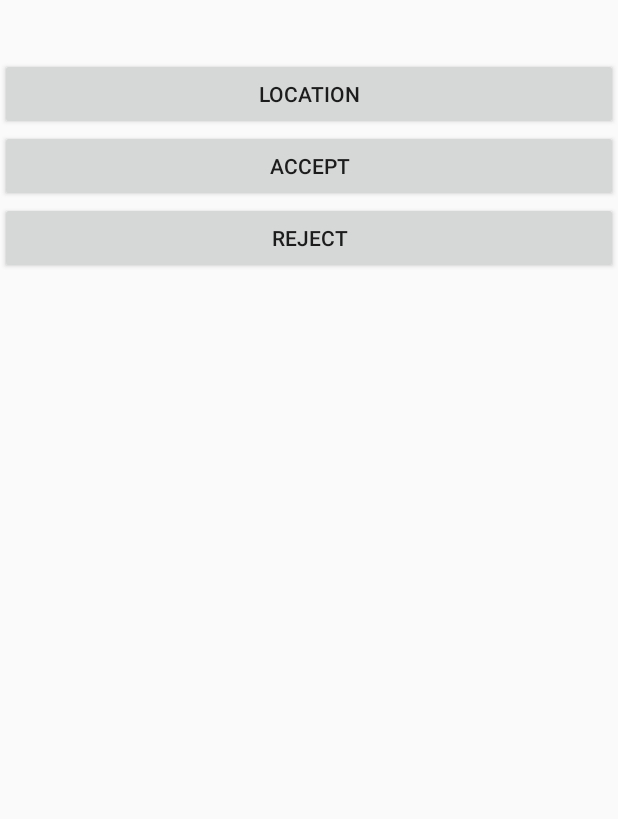
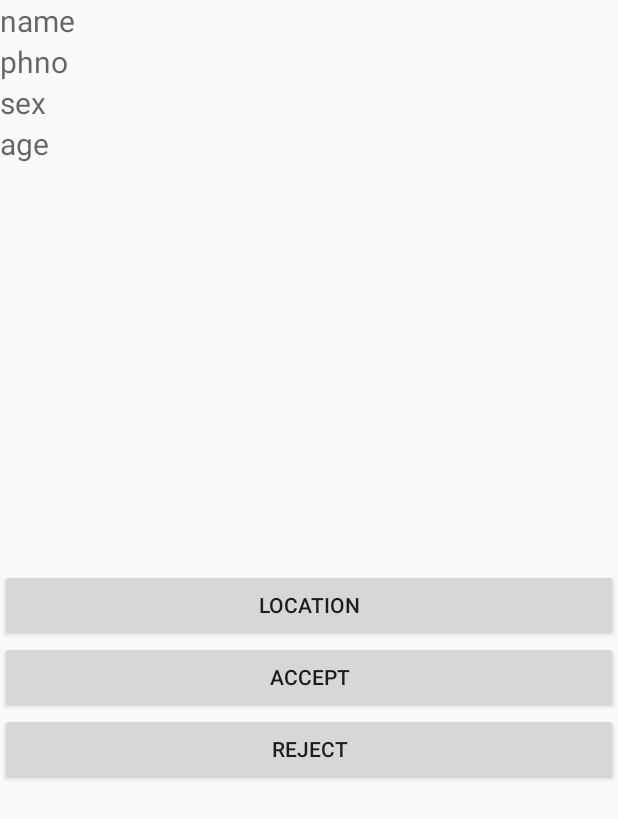
Before and after one commit to arun95123/HelpMe, an Android app: the Notification screen opened directly, with no data from a screen before it, on a phone screen of 412 x 824 dp. Shown: the top 819 px of the screen. Run offline under Robolectric (Android 15) with nearby library versions, the phone set to English and light mode, and no system bars.

Commit message:
final ui changes

```diff
--- a/app/src/main/java/in/helpme/helpme/Login.java
+++ b/app/src/main/java/in/helpme/helpme/Login.java
@@ -34,6 +34,7 @@ public class Login extends AppCompatActivity {
     static String Role = "";
     static String Age = "";
     static String Helpline = "";
+    static String EmergencyNumber = "";
     final String loginurl = "http://54.200.231.130:3004/login";
 
 
@@ -59,6 +60,7 @@ public class Login extends AppCompatActivity {
             Role = pref.getString("role", null);
             Age = pref.getString("age", null);
             Token=pref.getString("token",null);
+            EmergencyNumber=pref.getString("emergencynumber",null);
 
             Helpline=pref.getString("helpline",null);
             Intent i = new Intent(Login.this, MainActivity.class);
@@ -115,6 +117,7 @@ public class Login extends AppCompatActivity {
                                 Age = jsonobject.getString("age");
                                 Token=jsonobject.getString("token");
                                 Helpline=jsonobject.getString("helpline");
+                                EmergencyNumber=jsonobject.getString("emergencynumber");
 
                                 editor.putString("username", Username);
                                 editor.putString("name", Name);
@@ -124,6 +127,7 @@ public class Login extends AppCompatActivity {
                                 editor.putString("age", Age);
                                 editor.putString("token", Token);
                                 editor.putString("helpline", Helpline);
+                                editor.putString("emergencynumber", EmergencyNumber);
 
                                 editor.putString("isloggedin", "true");
                                 editor.commit();
--- a/app/src/main/java/in/helpme/helpme/MainActivity.java
+++ b/app/src/main/java/in/helpme/helpme/MainActivity.java
@@ -66,7 +66,7 @@ public class MainActivity extends AppCompatActivity implements
 
 
     static String  name,n,ph,sex,a,r;
-    static String phone;
+    static String phone,s,age;
     static String emergency_id;
     static String lat ;
     static String lon;
@@ -121,6 +121,8 @@ public class MainActivity extends AppCompatActivity implements
                             JSONObject tem=arr.getJSONObject(0);
                               name=tem.getString("name");
                              phone=tem.getString("phoneNo");
+                             age=tem.getString("age");
+                             s=tem.getString("sex");
                              emergency_id=temp.getString("emergency_id");
                              lat =temp.getString("lat");
                              lon =temp.getString("long");
--- a/app/src/main/java/in/helpme/helpme/Notification.java
+++ b/app/src/main/java/in/helpme/helpme/Notification.java
@@ -41,12 +41,16 @@ public class Notification extends Activity {
 
         TextView disname=(TextView)findViewById(R.id.disname);
         TextView disphone=(TextView)findViewById(R.id.disphone);
+        TextView dissex=(TextView)findViewById(R.id.dissex);
+        TextView disage=(TextView)findViewById(R.id.disage);
         Button accept=(Button)findViewById(R.id.accept);
         Button reject=(Button)findViewById(R.id.reject);
         Button location=(Button)findViewById(R.id.location);
 
         disname.setText(MainActivity.name);
         disphone.setText(MainActivity.phone);
+        dissex.setText(MainActivity.s);
+        disage.setText(MainActivity.age);
 
         accept.setOnClickListener(new View.OnClickListener() {
             @Override
@@ -86,5 +90,15 @@ public class Notification extends Activity {
             }
         });
 
+        reject.setOnClickListener(new View.OnClickListener() {
+            @Override
+            public void onClick(View view) {
+
+                Intent i=new Intent(Notification.this,MainActivity.class);
+                startActivity(i);
+
+            }
+        });
+
     }
 }
--- a/app/src/main/java/in/helpme/helpme/Register.java
+++ b/app/src/main/java/in/helpme/helpme/Register.java
@@ -44,6 +44,7 @@ public class Register extends AppCompatActivity {
         final EditText sex = (EditText) findViewById(R.id.sex);
         final EditText role = (EditText) findViewById(R.id.role);
         final EditText age = (EditText) findViewById(R.id.age);
+        final EditText eno = (EditText) findViewById(R.id.emergencyno);
 
 
         Button register = (Button) findViewById(R.id.register);
@@ -71,6 +72,7 @@ public class Register extends AppCompatActivity {
                 String Sex=sex.getText().toString();
                 String Role=role.getText().toString();
                 String Age=age.getText().toString();
+                String Eno=eno.getText().toString();
 
 
                 Geocoder geocoder;
@@ -100,7 +102,7 @@ public class Register extends AppCompatActivity {
                     params1.add(new BasicNameValuePair("role", Role));
                     params1.add(new BasicNameValuePair("age", Age));
                     params1.add(new BasicNameValuePair("home", community));
-
+                    params1.add(new BasicNameValuePair("emergencynumber", Eno));
 
 
                     jsonobject = jParser1.makeHttpRequest(registerurl, "POST", params1);
--- a/app/src/main/res/layout/activity_notify.xml
+++ b/app/src/main/res/layout/activity_notify.xml
@@ -7,6 +7,8 @@
         android:layout_height="wrap_content"
         android:layout_width="match_parent"
         android:id="@+id/disname"
+        android:hint="name"
+        android:textSize="20dp"
 
         />
 
@@ -14,6 +16,29 @@
         android:layout_height="wrap_content"
         android:layout_width="match_parent"
         android:id="@+id/disphone"
+        android:hint="phno"
+        android:textSize="20dp"
+
+
+        />
+
+    <TextView
+        android:layout_height="wrap_content"
+        android:layout_width="match_parent"
+        android:id="@+id/dissex"
+        android:hint="sex"
+        android:textSize="20dp"
+
+
+        />
+
+    <TextView
+        android:layout_height="wrap_content"
+        android:layout_width="match_parent"
+        android:id="@+id/disage"
+        android:hint="age"
+        android:textSize="20dp"
+
 
         />
 
@@ -21,6 +46,7 @@
         android:layout_width="match_parent"
         android:layout_height="wrap_content"
         android:id="@+id/location"
+        android:layout_marginTop="270dp"
         android:text="location"
 
         />
```
Also changed, not shown: app/src/main/java/in/helpme/helpme/Maps.java (+8 -1 lines), app/src/main/res/layout/activity_register.xml (+9 -0 lines).
